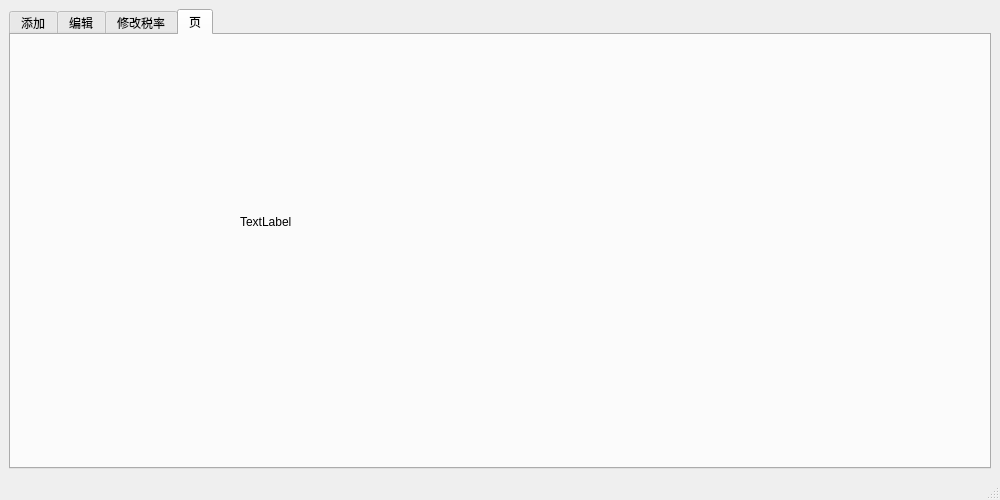
The window that ui/ManageWindow.ui (li1553770945/course-design-GUI) describes before a commit, drawn with Qt 5.
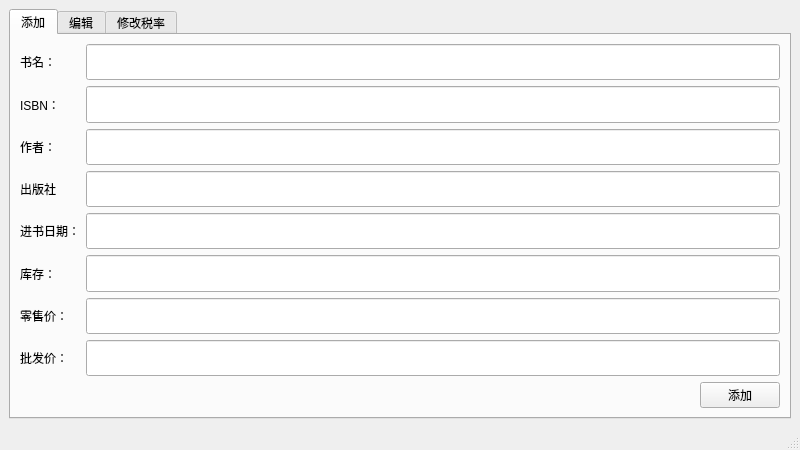
The same window after the commit. The open tabs and pages were chosen to show the change.

Diff of the .ui file:
```diff
--- a/ui/ManageWindow.ui
+++ b/ui/ManageWindow.ui
@@ -6,8 +6,8 @@
    <rect>
     <x>0</x>
     <y>0</y>
-    <width>1000</width>
-    <height>500</height>
+    <width>800</width>
+    <height>450</height>
    </rect>
   </property>
   <property name="minimumSize">
@@ -525,30 +525,6 @@
         </item>
        </layout>
       </widget>
-      <widget class="QWidget" name="tab_2">
-       <attribute name="title">
-        <string>页</string>
-       </attribute>
-       <layout class="QGridLayout" name="gridLayout">
-        <item row="0" column="0">
-         <widget class="QWidget" name="widget1" native="true">
-          <widget class="QLabel" name="Test">
-           <property name="geometry">
-            <rect>
-             <x>220</x>
-             <y>170</y>
-             <width>72</width>
-             <height>15</height>
-            </rect>
-           </property>
-           <property name="text">
-            <string>TextLabel</string>
-           </property>
-          </widget>
-         </widget>
-        </item>
-       </layout>
-      </widget>
      </widget>
     </item>
    </layout>
```
Left out of the diff: 16 changed lines with no effect on the pictures.
